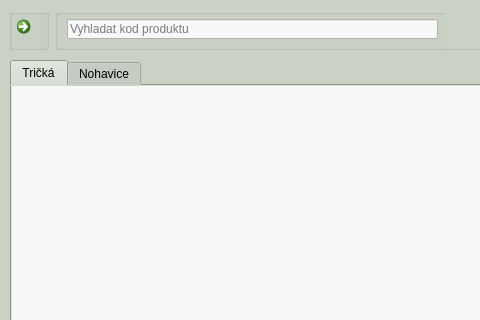
The window that source/code/main.ui (tomas-magat/camels-eshop-infosystem) describes before a commit, drawn with Qt 5; both pictures show x 0 to 480 and y 0 to 320 of the 800 by 450 pixel window.
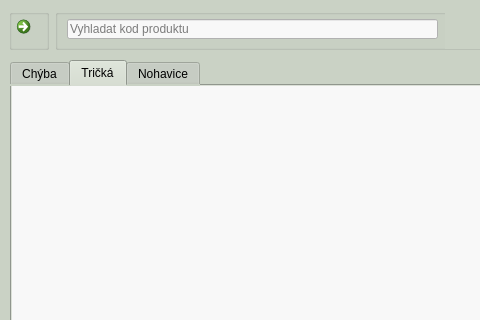
The same window after the commit. The open tabs and pages were chosen to show the change. Icons and pictures are not drawn.

The edit to the form file:
```diff
--- a/source/code/main.ui
+++ b/source/code/main.ui
@@ -1202,7 +1202,7 @@
                 <x>0</x>
                 <y>0</y>
                 <width>41</width>
-                <height>41</height>
+                <height>40</height>
                </rect>
               </property>
               <property name="styleSheet">
@@ -1315,6 +1315,11 @@
           <property name="currentIndex">
            <number>0</number>
           </property>
+          <widget class="QWidget" name="chybaCategory">
+           <attribute name="title">
+            <string>Chýba</string>
+           </attribute>
+          </widget>
           <widget class="QWidget" name="shirtsCategory_2">
            <attribute name="title">
             <string>Tričká</string>
```
Left out of the diff: 2 changed lines with no effect on the pictures.
